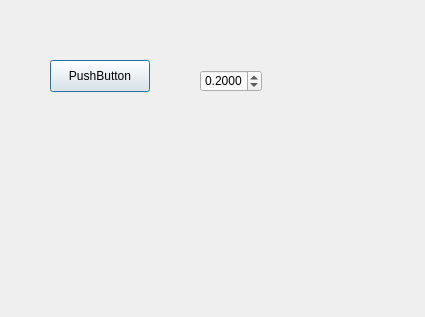
Qt form src/molara/gui/surface_3d_dialog.ui (Molara-Lab/Molara) before a commit.
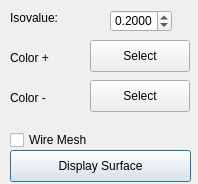
The same form after that commit.

Diff of the .ui file:
```diff
--- a/src/molara/gui/surface_3d_dialog.ui
+++ b/src/molara/gui/surface_3d_dialog.ui
@@ -6,16 +6,10 @@
    <rect>
     <x>0</x>
     <y>0</y>
-    <width>425</width>
-    <height>317</height>
+    <width>198</width>
+    <height>184</height>
    </rect>
   </property>
-  <property name="minimumSize">
-   <size>
-    <width>425</width>
-    <height>317</height>
-   </size>
-  </property>
   <property name="maximumSize">
    <size>
     <width>425</width>
@@ -28,21 +22,21 @@
   <widget class="QPushButton" name="visualize_surfaceButton">
    <property name="geometry">
     <rect>
-     <x>50</x>
-     <y>60</y>
-     <width>100</width>
+     <x>10</x>
+     <y>150</y>
+     <width>181</width>
      <height>32</height>
     </rect>
    </property>
    <property name="text">
-    <string>PushButton</string>
+    <string>Display Surface</string>
    </property>
   </widget>
   <widget class="QDoubleSpinBox" name="isoSpinBox">
    <property name="geometry">
     <rect>
-     <x>200</x>
-     <y>70</y>
+     <x>110</x>
+     <y>10</y>
      <width>62</width>
      <height>22</height>
     </rect>
@@ -50,6 +44,9 @@
    <property name="decimals">
     <number>4</number>
    </property>
+   <property name="minimum">
+    <double>0.000100000000000</double>
+   </property>
    <property name="maximum">
     <double>1.000000000000000</double>
    </property>
@@ -60,6 +57,84 @@
     <double>0.200000000000000</double>
    </property>
   </widget>
+  <widget class="QLabel" name="label_12">
+   <property name="geometry">
+    <rect>
+     <x>10</x>
+     <y>90</y>
+     <width>58</width>
+     <height>16</height>
+    </rect>
+   </property>
+   <property name="text">
+    <string>Color -</string>
+   </property>
+  </widget>
+  <widget class="QPushButton" name="colorPlusButton">
+   <property name="geometry">
+    <rect>
+     <x>90</x>
+     <y>40</y>
+     <width>100</width>
+     <height>32</height>
+    </rect>
+   </property>
+   <property name="text">
+    <string>Select</string>
+   </property>
+  </widget>
+  <widget class="QLabel" name="label_11">
+   <property name="geometry">
+    <rect>
+     <x>10</x>
+     <y>50</y>
+     <width>58</width>
+     <height>16</height>
+    </rect>
+   </property>
+   <property name="text">
+    <string>Color +</string>
+   </property>
+  </widget>
+  <widget class="QPushButton" name="colorMinusButton">
+   <property name="geometry">
+    <rect>
+     <x>90</x>
+     <y>80</y>
+     <width>100</width>
+     <height>32</height>
+    </rect>
+   </property>
+   <property name="text">
+    <string>Select</string>
+   </property>
+  </widget>
+  <widget class="QLabel" name="label">
+   <property name="geometry">
+    <rect>
+     <x>10</x>
+     <y>10</y>
+     <width>58</width>
+     <height>16</height>
+    </rect>
+   </property>
+   <property name="text">
+    <string>Isovalue:</string>
+   </property>
+  </widget>
+  <widget class="QCheckBox" name="checkBoxWireMesh">
+   <property name="geometry">
+    <rect>
+     <x>10</x>
+     <y>130</y>
+     <width>85</width>
+     <height>20</height>
+    </rect>
+   </property>
+   <property name="text">
+    <string>Wire Mesh</string>
+   </property>
+  </widget>
  </widget>
  <resources/>
  <connections/>
```
